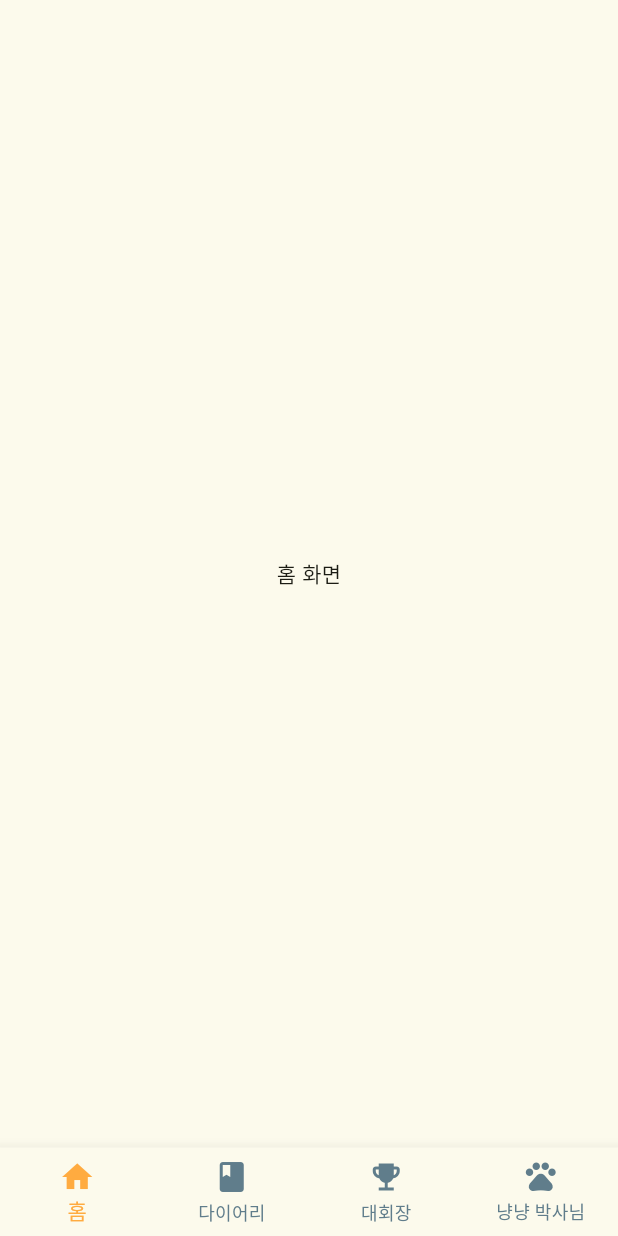
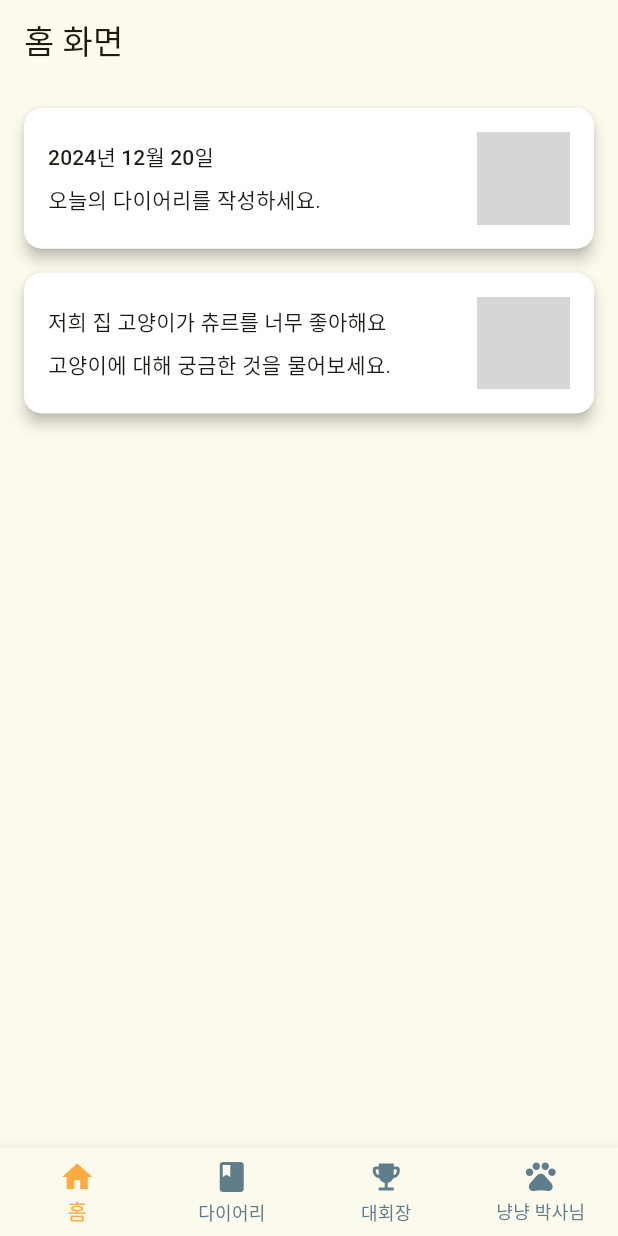
Before and after one commit to mjj111/Meowmonite-Front, a Flutter app: the screen it shows after launch, on a phone screen of 412 x 824 dp. Run offline on Flutter 3.47's test engine with Material 3 defaults, Android fonts, the phone set to English and light mode, and no system bars; our stand-ins replace get; network calls fail; grey boxes are pictures that could not be loaded.

Commit message:
#2 feat : 홈 화면용 일반 카드 컴포넌트 추가

```diff
--- a/meowmonite/lib/screens/home_screen.dart
+++ b/meowmonite/lib/screens/home_screen.dart
@@ -1,8 +1,36 @@
+// lib/screens/home_screen.dart
 import 'package:flutter/material.dart';
+import '../widgets/general_card.dart'; // GeneralCard를 import
 
 class HomeScreen extends StatelessWidget {
   @override
   Widget build(BuildContext context) {
-    return Center(child: Text('홈 화면'));
+    return Scaffold(
+      body: ListView(
+        padding: const EdgeInsets.all(8.0),
+        children: [
+          GeneralCard(
+            content: CardContent(
+              title: '2024년 12월 20일',
+              description: '오늘의 다이어리를 작성하세요.',
+              imageUrl: 'https://picsum.photos/200',
+            ),
+            onTap: () {
+              print('다이어리 카드 클릭됨');
+            },
+          ),
+          GeneralCard(
+            content: CardContent(
+              title: '저희 집 고양이가 츄르를 너무 좋아해요',
+              description: '고양이에 대해 궁금한 것을 물어보세요.',
+              imageUrl: 'https://picsum.photos/200',
+            ),
+            onTap: () {
+              print('냥냥박사님 카드 클릭됨');
+            },
+          ),
+        ],
+      ),
+    );
   }
 }
--- a/meowmonite/lib/screens/main_screen.dart
+++ b/meowmonite/lib/screens/main_screen.dart
@@ -19,6 +19,9 @@ class MainScreen extends StatelessWidget {
   @override
   Widget build(BuildContext context) {
     return Scaffold(
+      appBar: AppBar(
+        title: Text('홈 화면'),
+      ),
       body: Obx(
         () => pages[controller.currentIndex.value],
       ),
--- /dev/null
+++ b/meowmonite/lib/widgets/general_card.dart
@@ -0,0 +1,84 @@
+import 'package:flutter/material.dart';
+
+class CardContent {
+  final String title;
+  final String description;
+  final String imageUrl;
+
+  CardContent({
+    required this.title,
+    required this.description,
+    required this.imageUrl,
+  });
+}
+
+class GeneralCard extends StatelessWidget {
+  final CardContent content;
+  final VoidCallback onTap;
+
+  const GeneralCard({
+    required this.content,
+    required this.onTap,
+    Key? key,
+  }) : super(key: key);
+
+  @override
+  Widget build(BuildContext context) {
+    final screenWidth = MediaQuery.of(context).size.width;
+
+    return Card(
+      color: Colors.white,
+      elevation: 4,
+      margin: const EdgeInsets.all(8.0),
+      shape: RoundedRectangleBorder(
+        borderRadius: BorderRadius.circular(12.0),
+      ),
+      child: InkWell(
+        onTap: onTap,
+        borderRadius: BorderRadius.circular(12.0),
+        child: Padding(
+          padding: const EdgeInsets.all(16.0),
+          child: Row(
+            crossAxisAlignment: CrossAxisAlignment.center,
+            children: [
+              Expanded(
+                child: _buildCardDetails(context),
+              ),
+              SizedBox(width: 8.0),
+              _buildCardImage(screenWidth),
+            ],
+          ),
+        ),
+      ),
+    );
+  }
+
+  Widget _buildCardDetails(BuildContext context) {
+    return Column(
+      crossAxisAlignment: CrossAxisAlignment.start,
+      children: [
+        Text(
+          content.title,
+          style: Theme.of(context).textTheme.titleSmall,
+        ),
+        const SizedBox(height: 8.0),
+        Text(
+          content.description,
+          style: Theme.of(context).textTheme.bodyMedium,
+        ),
+      ],
+    );
+  }
+
+  Widget _buildCardImage(double screenWidth) {
+    return ClipRRect(
+      borderRadius: BorderRadius.circular(8.0),
+      child: Image.network(
+        content.imageUrl,
+        width: screenWidth * 0.15,
+        height: screenWidth * 0.15,
+        fit: BoxFit.cover,
+      ),
+    );
+  }
+}
--- a/meowmonite/pubspec.yaml
+++ b/meowmonite/pubspec.yaml
@@ -35,6 +35,7 @@ dependencies:
   # Use with the CupertinoIcons class for iOS style icons.
   cupertino_icons: ^1.0.8
   get: ^4.6.6
+  http: ^1.2.2
 
 dev_dependencies:
   flutter_test:
@@ -59,8 +60,8 @@ flutter:
   uses-material-design: true
 
   # To add assets to your application, add an assets section, like this:
-  # assets:
-  #   - images/a_dot_burr.jpeg
+  assets:
+    - assets/images/catlogo.webp
   #   - images/a_dot_ham.jpeg
 
   # An image asset can refer to one or more resolution-specific "variants", see
```
Also changed, not shown: meowmonite/assets/images/catlogo.webp (added), meowmonite/pubspec.lock.
